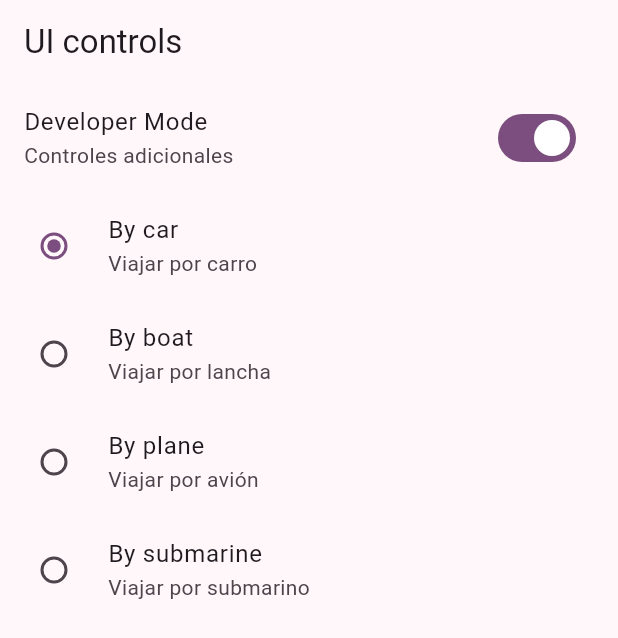
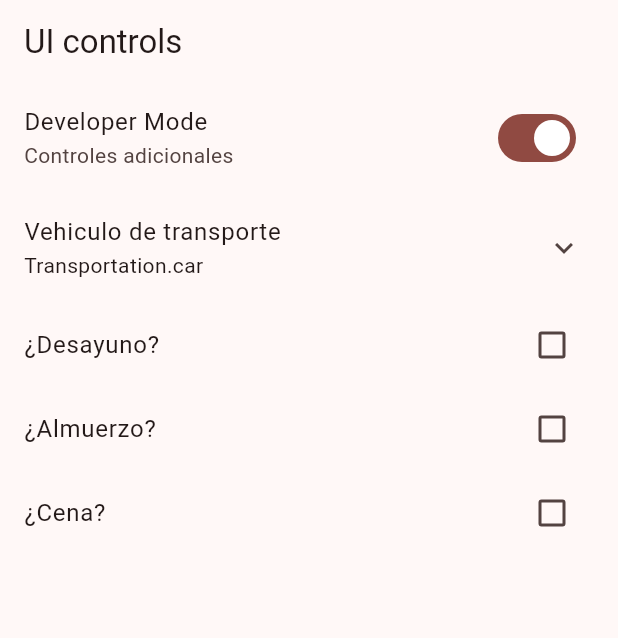
Before and after one commit to AlexhHr23/widgets_app, a Flutter app: the UIControlsScreen screen opened by its route, on a phone screen of 412 x 824 dp. Shown: the top 638 px of the screen. Run offline on Flutter 3.47's test engine with Material 3 defaults, Android fonts, the phone set to English and light mode, and no system bars; our stand-ins replace go_router.

Commit message:
UI screen terminado

```diff
--- a/lib/main.dart
+++ b/lib/main.dart
@@ -15,7 +15,7 @@ class MainApp extends StatelessWidget {
       title: 'Flutter Widgets',
       routerConfig: appRouter,
       debugShowCheckedModeBanner: false,
-      theme: AppTheme(selectedColor: 5).getTheme(),
+      theme: AppTheme(selectedColor: 3).getTheme(),
     );
   }
 }
--- a/lib/presentation/screens/ui_controls/ui_controls_screen.dart
+++ b/lib/presentation/screens/ui_controls/ui_controls_screen.dart
@@ -1,7 +1,6 @@
 import 'package:flutter/material.dart';
 
 class UIControlsScreen extends StatefulWidget {
-
   static const String name = 'ui_screen';
 
   const UIControlsScreen({super.key});
@@ -29,12 +28,14 @@ class _UiControlsView extends StatefulWidget {
   State<_UiControlsView> createState() => _UiControlsViewState();
 }
 
-enum Transportation {car, plane, boat, submarine}
+enum Transportation { car, plane, boat, submarine }
 
 class _UiControlsViewState extends State<_UiControlsView> {
-
   bool isDeveloper = true;
   Transportation selectedTransportation = Transportation.car;
+  bool wantsBreakfast = false;
+  bool wantslunch = false;
+  bool wantsDinner = false;
 
   @override
   Widget build(BuildContext context) {
@@ -47,9 +48,11 @@ class _UiControlsViewState extends State<_UiControlsView> {
             value: isDeveloper,
             onChanged: (value) => setState(() {
                   isDeveloper = !isDeveloper;
-          })
-        ),
-
+                })),
+        ExpansionTile(
+          title: const Text('Vehiculo de transporte'),
+          subtitle: Text('$selectedTransportation'),
+          children: [
             RadioListTile(
                 title: const Text('By car'),
                 subtitle: const Text('Viajar por carro'),
@@ -57,8 +60,7 @@ class _UiControlsViewState extends State<_UiControlsView> {
                 groupValue: selectedTransportation,
                 onChanged: (value) => setState(() {
                       selectedTransportation = Transportation.car;
-          })
-        ),
+                    })),
             RadioListTile(
                 title: const Text('By boat'),
                 subtitle: const Text('Viajar por lancha'),
@@ -66,8 +68,7 @@ class _UiControlsViewState extends State<_UiControlsView> {
                 groupValue: selectedTransportation,
                 onChanged: (value) => setState(() {
                       selectedTransportation = Transportation.boat;
-          })
-        ),
+                    })),
             RadioListTile(
                 title: const Text('By plane'),
                 subtitle: const Text('Viajar por avión'),
@@ -75,8 +76,7 @@ class _UiControlsViewState extends State<_UiControlsView> {
                 groupValue: selectedTransportation,
                 onChanged: (value) => setState(() {
                       selectedTransportation = Transportation.plane;
-          })
-        ),
+                    })),
             RadioListTile(
                 title: const Text('By submarine'),
                 subtitle: const Text('Viajar por submarino'),
@@ -84,7 +84,29 @@ class _UiControlsViewState extends State<_UiControlsView> {
                 groupValue: selectedTransportation,
                 onChanged: (value) => setState(() {
                       selectedTransportation = Transportation.submarine;
-          })
+                    })),
+          ],
+        ),
+        CheckboxListTile(
+          title: const Text('¿Desayuno?'),
+          value: wantsBreakfast,
+          onChanged: (value) => setState(() {
+            wantsBreakfast = !wantsBreakfast;
+          }),
+        ),
+        CheckboxListTile(
+          title: const Text('¿Almuerzo?'),
+          value: wantslunch,
+          onChanged: (value) => setState(() {
+            wantslunch = !wantslunch;
+          }),
+        ),
+        CheckboxListTile(
+          title: const Text('¿Cena?'),
+          value: wantsDinner,
+          onChanged: (value) => setState(() {
+            wantsDinner = !wantsDinner;
+          }),
         ),
       ],
     );
```
Lines whose indentation alone changed are shown as unchanged.
